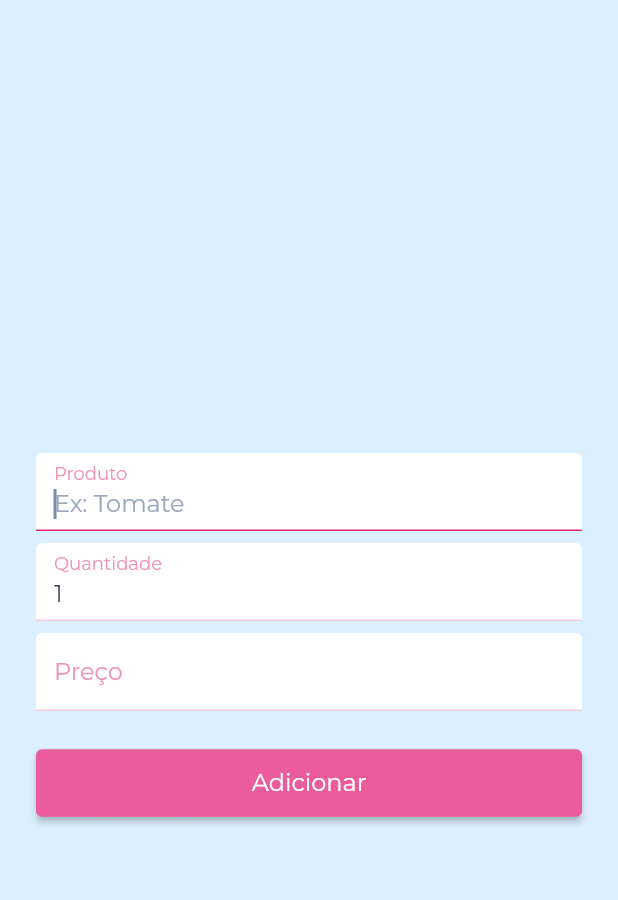
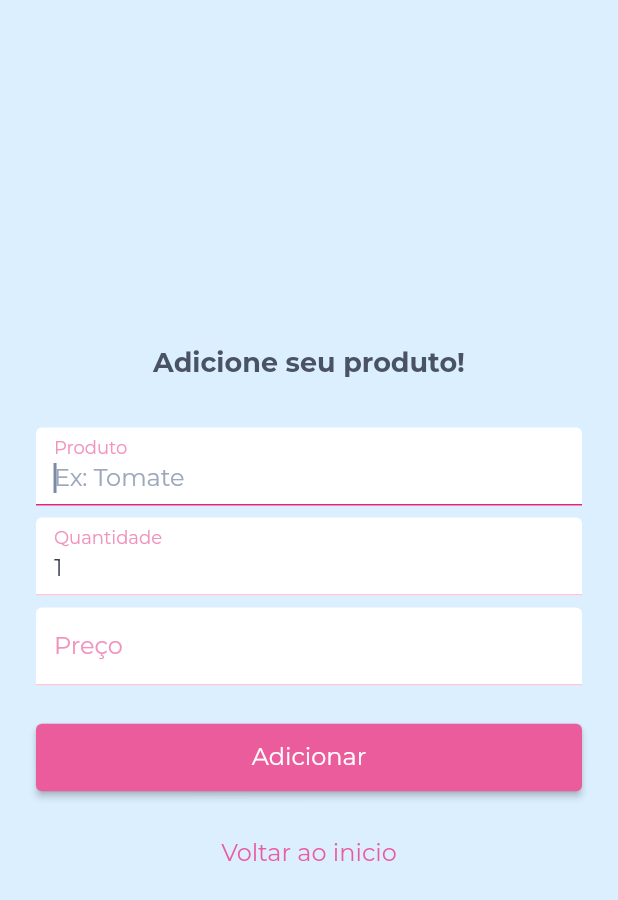
Before and after one commit to ViniciusPii/market-list-getx-flutter, a Flutter app: the screen it shows after launch, after a tap on an icon or button, on a phone screen of 412 x 824 dp. Shown: the top 900 px of the screen. Run offline on Flutter 3.47's test engine with Material 2 defaults, Android fonts, the phone set to English and light mode, and no system bars; our stand-ins replace cloud_firestore, firebase_core, flutter_slidable, font_awesome_flutter, google_fonts; accounts and stored records are empty.

Commit message:
firebase crud implementado

```diff
--- a/lib/pages/forms/form_page.dart
+++ b/lib/pages/forms/form_page.dart
@@ -11,7 +11,12 @@ import 'package:market_list/utils/validators/form_validators.dart';
 import 'package:provider/provider.dart';
 
 class FormPage extends StatefulWidget {
-  const FormPage({Key? key}) : super(key: key);
+  const FormPage({
+    Key? key,
+    this.product,
+  }) : super(key: key);
+
+  final ProductModel? product;
 
   @override
   _FormPageState createState() => _FormPageState();
@@ -19,9 +24,9 @@ class FormPage extends StatefulWidget {
 
 class _FormPageState extends State<FormPage> {
   final GlobalKey<FormState> _form = GlobalKey<FormState>();
-  final TextEditingController _productEC = TextEditingController();
-  final TextEditingController _quantityEC = TextEditingController(text: '1');
-  final TextEditingController _priceEC = TextEditingController();
+  TextEditingController _productEC = TextEditingController();
+  TextEditingController _quantityEC = TextEditingController(text: '1');
+  TextEditingController _priceEC = TextEditingController();
 
   @override
   void dispose() {
@@ -29,6 +34,16 @@ class _FormPageState extends State<FormPage> {
     _quantityEC.dispose();
     _priceEC.dispose();
     super.dispose();
+  }
+
+  @override
+  void initState() {
+    if (widget.product != null) {
+      _productEC = TextEditingController(text: widget.product!.productName);
+      _quantityEC = TextEditingController(text: widget.product!.quantity.toString());
+      _priceEC = TextEditingController(text: ProductModel.formatCurrency(widget.product!.price));
+    }
+    super.initState();
   }
 
   @override
@@ -45,9 +60,16 @@ class _FormPageState extends State<FormPage> {
             child: Form(
               key: _form,
               child: Column(
-                crossAxisAlignment: CrossAxisAlignment.start,
+                crossAxisAlignment: CrossAxisAlignment.center,
+                mainAxisAlignment: MainAxisAlignment.center,
                 children: <Widget>[
-                  const SizedBox(height: AppDimension.dm_24),
+                  Text(
+                    widget.product == null
+                        ? 'Adicione seu produto!'
+                        : 'Editando ${widget.product!.productName}!',
+                    style: AppFonts.size_4(weight: FontWeight.bold, color: AppColors.neutral[700]),
+                  ),
+                  const SizedBox(height: AppDimension.dm_32),
                   TextInputComponent(
                     label: 'Produto',
                     hint: 'Ex: Tomate',
@@ -86,13 +108,17 @@ class _FormPageState extends State<FormPage> {
                   Consumer<ProductListRepository>(
                     builder: (_, ProductListRepository productListRepository, __) {
                       return productListRepository.isLoading
-                          ? Center(
+                          ? Container(
+                              width: AppDimension.dm_24,
+                              height: AppDimension.dm_24,
                               child: CircularProgressIndicator(
                                 color: AppColors.pink[400],
                               ),
                             )
                           : ElevatedButton(
-                              onPressed: () => _saveProduct(productListRepository),
+                              onPressed: () => widget.product == null
+                                  ? _saveProduct(productListRepository)
+                                  : _updateProduct(productListRepository),
                               child: const Text('Adicionar'),
                               style: ElevatedButton.styleFrom(
                                 primary: AppColors.pink[400],
@@ -100,6 +126,15 @@ class _FormPageState extends State<FormPage> {
                               ),
                             );
                     },
+                  ),
+                  const SizedBox(height: AppDimension.dm_16),
+                  TextButton(
+                    onPressed: () => Navigator.pop(context),
+                    child: const Text('Voltar ao inicio'),
+                    style: TextButton.styleFrom(
+                      primary: AppColors.pink[400],
+                      textStyle: AppFonts.size_3(),
+                    ),
                   )
                 ],
               ),
@@ -131,4 +166,28 @@ class _FormPageState extends State<FormPage> {
       Navigator.pop(context);
     }
   }
+
+  Future<void> _updateProduct(ProductListRepository productListRepository) async {
+    if (_form.currentState!.validate()) {
+      final String id = widget.product!.id;
+      final String productName = _productEC.text.trim();
+      final double price = CurrencyMaskFormatter.unMaskFormatted(_priceEC.text);
+      final int quantity = int.parse(_quantityEC.text);
+      final double fullPrice = ProductModel.changeFullPrice(price, quantity);
+      final DateTime timestamp = DateTime.now();
+
+      await productListRepository.update(
+        ProductModel(
+          id: id,
+          productName: productName,
+          price: price,
+          quantity: quantity,
+          fullPrice: fullPrice,
+          timestamp: timestamp,
+        ),
+      );
+
+      Navigator.pop(context);
+    }
+  }
 }
--- a/lib/pages/home/home_page.dart
+++ b/lib/pages/home/home_page.dart
@@ -223,7 +223,7 @@ class _HomePageState extends State<HomePage> {
                         color: Colors.transparent,
                         icon: FontAwesomeIcons.edit,
                         foregroundColor: AppColors.pink[400],
-                        onTap: () {},
+                        onTap: () => Navigator.pushNamed(context, '/forms', arguments: product),
                       ),
                     ],
                     secondaryActions: <Widget>[
--- a/lib/routes/app_routes.dart
+++ b/lib/routes/app_routes.dart
@@ -1,4 +1,5 @@
 import 'package:flutter/material.dart';
+import 'package:market_list/models/product_model.dart';
 import 'package:market_list/pages/forms/form_page.dart';
 import 'package:market_list/pages/home/home_page.dart';
 
@@ -9,7 +10,8 @@ class AppRoutes {
     // default
     '/': (_) => const HomePage(),
     // app
-    '/forms': (_) => const FormPage(),
+    '/forms': (BuildContext context) =>
+        FormPage(product: ModalRoute.of(context)!.settings.arguments as ProductModel?),
     //auth
   };
 }
```
Also changed, not shown: lib/repositories/product_list_repository.dart (+7 -0 lines).
